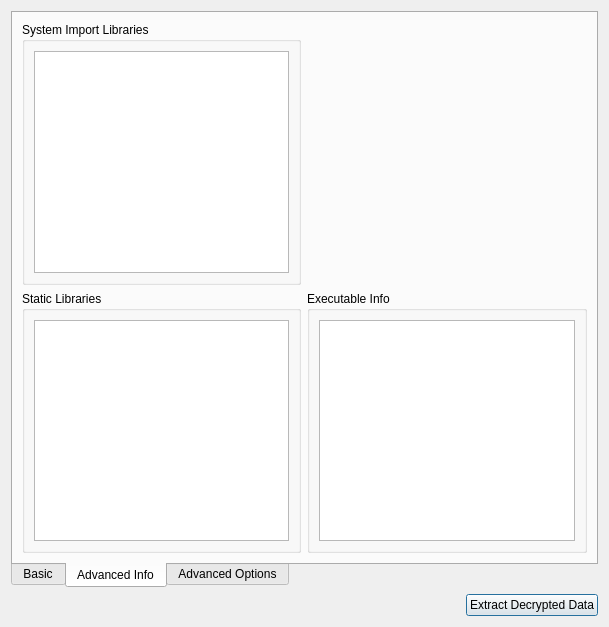
Old version of the form Velocity/xexdialog.ui in the repository hetelek/Velocity.
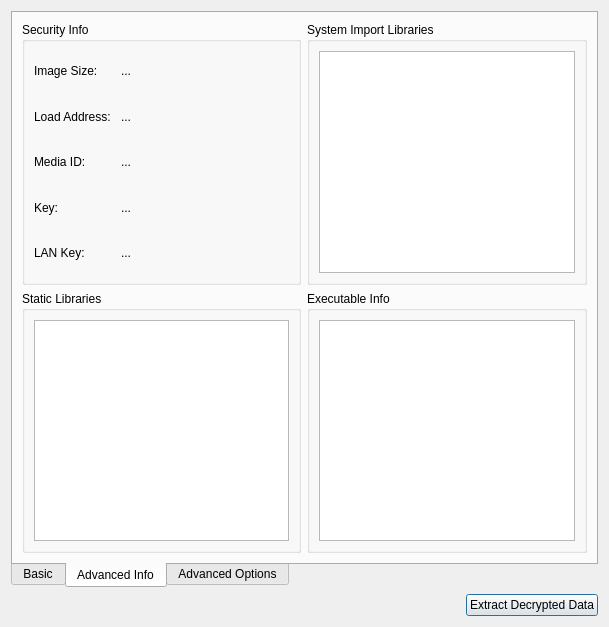
New version of the form. The open tabs and pages were chosen to show the change. Icons and pictures are not drawn.

Commit message: Add security info to 'Advanced Info' tab

Patch:
```diff
--- a/Velocity/xexdialog.ui
+++ b/Velocity/xexdialog.ui
@@ -6,7 +6,7 @@
    <rect>
     <x>0</x>
     <y>0</y>
-    <width>541</width>
+    <width>593</width>
     <height>559</height>
    </rect>
   </property>
@@ -235,6 +235,97 @@
       </attribute>
       <layout class="QGridLayout" name="gridLayout_2">
        <item row="0" column="0">
+        <widget class="QGroupBox" name="groupBox_10">
+         <property name="title">
+          <string>Security Info</string>
+         </property>
+         <layout class="QVBoxLayout" name="verticalLayout_11">
+          <item>
+           <layout class="QHBoxLayout" name="horizontalLayout_4" stretch="0,1">
+            <item>
+             <layout class="QVBoxLayout" name="verticalLayout_10">
+              <item>
+               <widget class="QLabel" name="label">
+                <property name="text">
+                 <string>Image Size:</string>
+                </property>
+               </widget>
+              </item>
+              <item>
+               <widget class="QLabel" name="label_2">
+                <property name="text">
+                 <string>Load Address: </string>
+                </property>
+               </widget>
+              </item>
+              <item>
+               <widget class="QLabel" name="label_3">
+                <property name="text">
+                 <string>Media ID:</string>
+                </property>
+               </widget>
+              </item>
+              <item>
+               <widget class="QLabel" name="label_4">
+                <property name="text">
+                 <string>Key: </string>
+                </property>
+               </widget>
+              </item>
+              <item>
+               <widget class="QLabel" name="label_6">
+                <property name="text">
+                 <string>LAN Key:</string>
+                </property>
+               </widget>
+              </item>
+             </layout>
+            </item>
+            <item>
+             <layout class="QVBoxLayout" name="verticalLayout_9">
+              <item>
+               <widget class="QLabel" name="lblImageSize">
+                <property name="text">
+                 <string>...</string>
+                </property>
+               </widget>
+              </item>
+              <item>
+               <widget class="QLabel" name="lblLoadAddress">
+                <property name="text">
+                 <string>...</string>
+                </property>
+               </widget>
+              </item>
+              <item>
+               <widget class="QLabel" name="lblMediaID">
+                <property name="text">
+                 <string>...</string>
+                </property>
+               </widget>
+              </item>
+              <item>
+               <widget class="QLabel" name="lblKey">
+                <property name="text">
+                 <string>...</string>
+                </property>
+               </widget>
+              </item>
+              <item>
+               <widget class="QLabel" name="lblLANKey">
+                <property name="text">
+                 <string>...</string>
+                </property>
+               </widget>
+              </item>
+             </layout>
+            </item>
+           </layout>
+          </item>
+         </layout>
+        </widget>
+       </item>
+       <item row="0" column="1">
         <widget class="QGroupBox" name="groupBox">
          <property name="title">
           <string>System Import Libraries</string>
```
Left out of the diff: 2 changed lines with no effect on the pictures. The commit also changes 3 other files.
